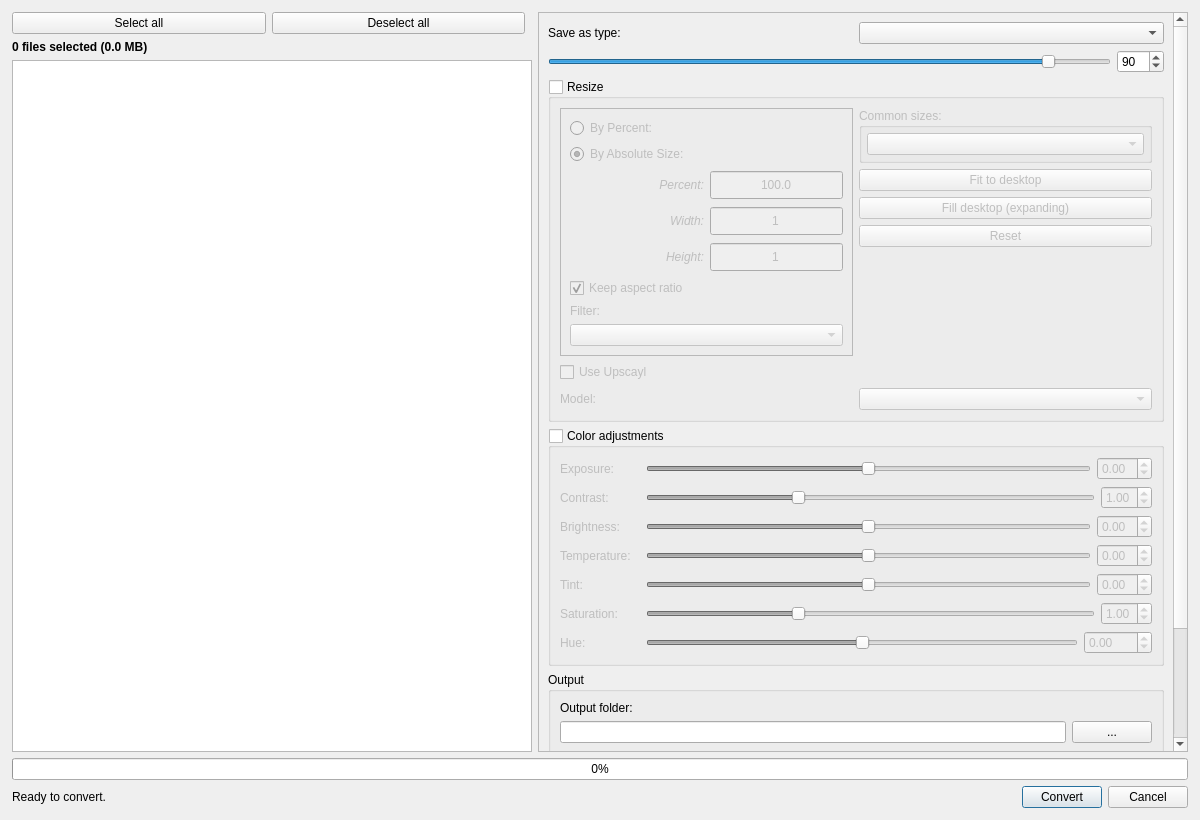
Above: qimgv/gui/dialogs/batchconverterdialog.ui from hadoooooouken/qimgv-plus before the change. Below: the same form after it.
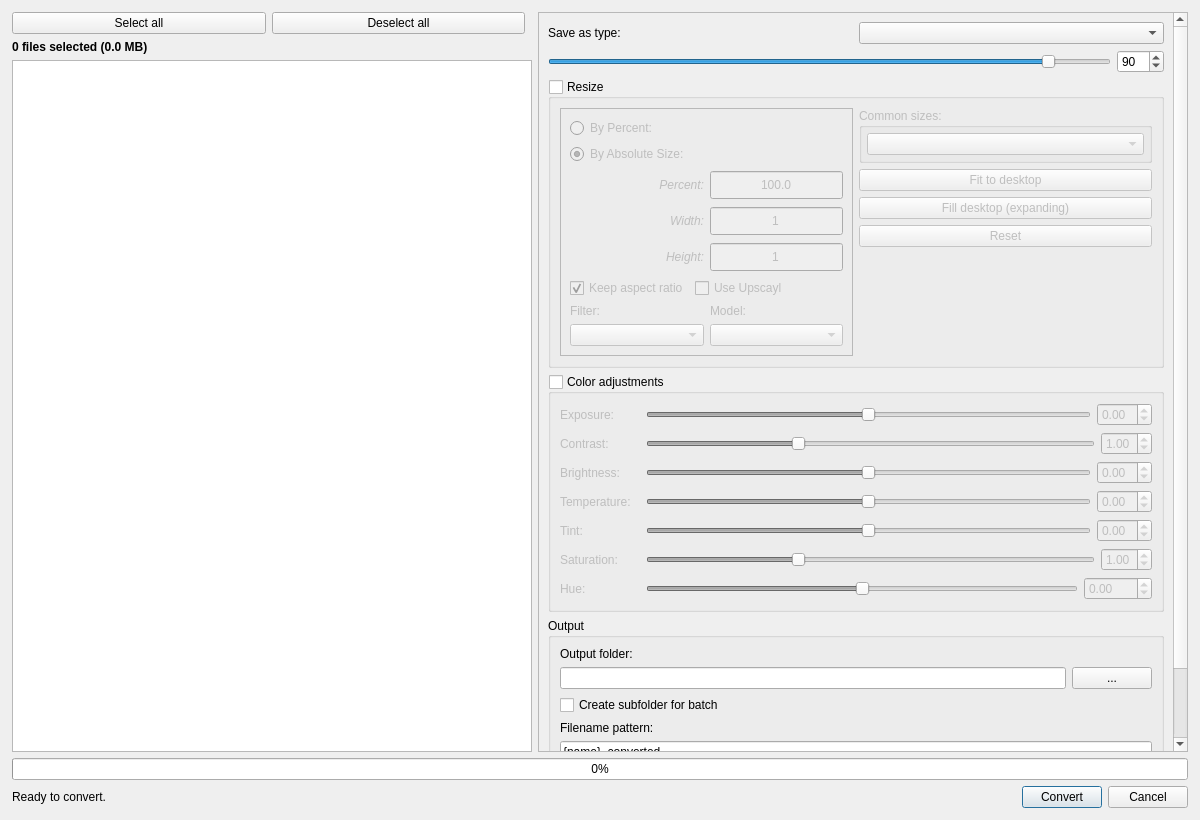
That is the form after the change.

Patch:
```diff
--- a/qimgv/gui/dialogs/batchconverterdialog.ui
+++ b/qimgv/gui/dialogs/batchconverterdialog.ui
@@ -369,13 +369,9 @@
                   </layout>
                  </item>
                  <item>
+                  <layout class="QHBoxLayout" name="horizontalLayoutCheckBoxes">
+                   <item>
                   <widget class="QCheckBox" name="keepAspectRatio">
-                   <property name="sizePolicy">
-                    <sizepolicy hsizetype="MinimumExpanding" vsizetype="Minimum">
-                     <horstretch>0</horstretch>
-                     <verstretch>0</verstretch>
-                    </sizepolicy>
-                   </property>
                    <property name="minimumSize">
                     <size>
                      <width>0</width>
@@ -391,6 +387,28 @@
                   </widget>
                  </item>
                  <item>
+                    <widget class="QCheckBox" name="useUpscaylCheckBox">
+                     <property name="text">
+                      <string>Use Upscayl</string>
+                     </property>
+                    </widget>
+                   </item>
+                    <item>
+                     <spacer name="horizontalSpacer_CheckBoxes">
+                      <property name="orientation">
+                       <enum>Qt::Horizontal</enum>
+                      </property>
+                      <property name="sizeHint" stdset="0">
+                       <size>
+                        <width>40</width>
+                        <height>20</height>
+                       </size>
+                      </property>
+                     </spacer>
+                    </item>
+                   </layout>
+                 </item>
+                 <item>
                   <spacer name="verticalSpacer_ResizeLeft">
                    <property name="orientation">
                     <enum>Qt::Vertical</enum>
@@ -407,6 +425,10 @@
                   </spacer>
                  </item>
                  <item>
+                  <layout class="QHBoxLayout" name="horizontalLayoutFiltersAndModels">
+                   <item>
+                    <layout class="QVBoxLayout" name="verticalLayoutFilterColumn">
+                     <item>
                   <widget class="QLabel" name="labelFilter">
                    <property name="text">
                     <string>Filter:</string>
@@ -424,6 +446,31 @@
                   </widget>
                  </item>
                 </layout>
+                   </item>
+                   <item>
+                    <layout class="QVBoxLayout" name="verticalLayoutModelColumn">
+                     <item>
+                      <widget class="QLabel" name="labelModel">
+                       <property name="text">
+                        <string>Model:</string>
+                       </property>
+                      </widget>
+                     </item>
+                     <item>
+                      <widget class="QComboBox" name="upscaylModelComboBox">
+                       <property name="sizePolicy">
+                        <sizepolicy hsizetype="MinimumExpanding" vsizetype="Minimum">
+                         <horstretch>0</horstretch>
+                         <verstretch>0</verstretch>
+                        </sizepolicy>
+                       </property>
+                      </widget>
+                     </item>
+                    </layout>
+                   </item>
+                  </layout>
+                 </item>
+                </layout>
                </widget>
               </item>
               <item>
@@ -518,27 +565,6 @@
               </item>
              </layout>
             </item>
-            <item>
-             <widget class="QCheckBox" name="useUpscaylCheckBox">
-              <property name="text">
-               <string>Use Upscayl</string>
-              </property>
-             </widget>
-            </item>
-            <item>
-             <layout class="QHBoxLayout" name="horizontalLayoutModel">
-              <item>
-               <widget class="QLabel" name="labelModel">
-                <property name="text">
-                 <string>Model:</string>
-                </property>
-               </widget>
-              </item>
-              <item>
-               <widget class="QComboBox" name="upscaylModelComboBox"/>
-              </item>
-             </layout>
-            </item>
            </layout>
           </widget>
          </item>
```
Lines whose indentation alone changed are shown as unchanged.
